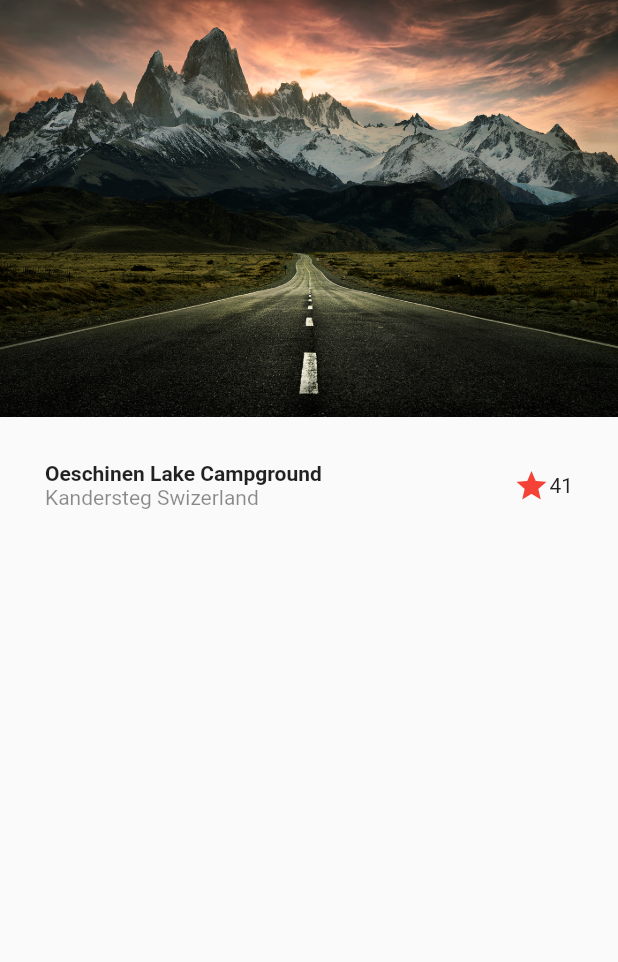
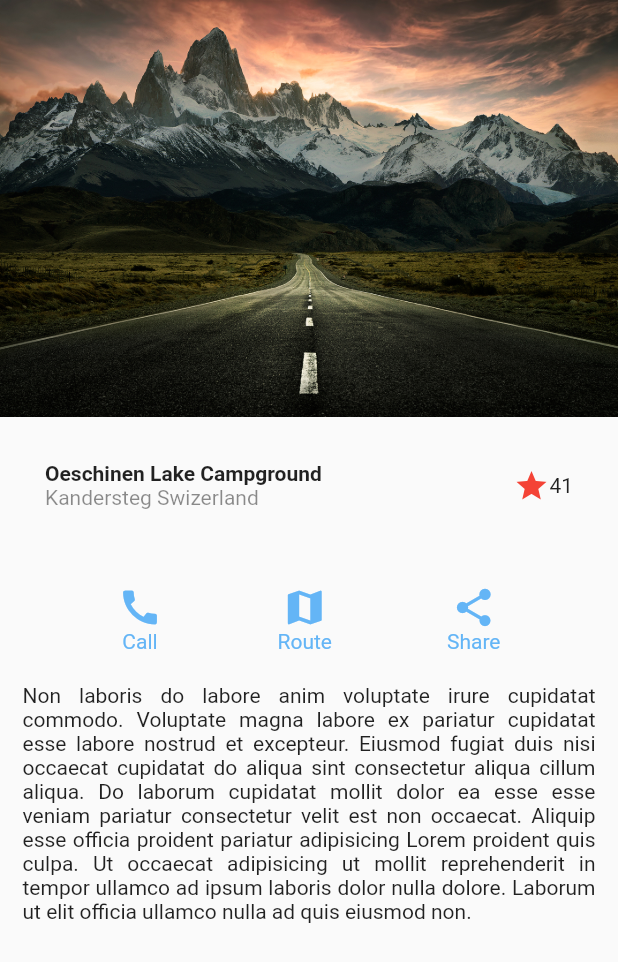
Before and after one commit to RommelOlachea/disenos_flutter, a Flutter app: the screen it shows after launch, on a phone screen of 412 x 824 dp. Shown: the top 962 px of the screen. Run offline on Flutter 3.47's test engine with Material 2 defaults, Android fonts, the phone set to English and light mode, and no system bars.

Commit message:
diseño basico parte 3

```diff
--- a/lib/screens/basic_design.dart
+++ b/lib/screens/basic_design.dart
@@ -7,8 +7,70 @@ class BasicDesignScreen extends StatelessWidget {
   Widget build(BuildContext context) {
     return Scaffold(
         body: Column(
-      children: [Image(image: AssetImage('assets/landscape.jpg')), Tittle()],
+      children: [
+        const Image(image: AssetImage('assets/landscape.jpg')),
+        //Titulo
+        const Tittle(),
+        //Bottom Section
+        const ButtonSection(),
+        //Description
+        Container(
+          margin: const EdgeInsets.symmetric(horizontal: 15),
+          child: const Text(
+              'Non laboris do labore anim voluptate irure cupidatat commodo. Voluptate magna labore ex pariatur cupidatat esse labore nostrud et excepteur. Eiusmod fugiat duis nisi occaecat cupidatat do aliqua sint consectetur aliqua cillum aliqua. Do laborum cupidatat mollit dolor ea esse esse veniam pariatur consectetur velit est non occaecat. Aliquip esse officia proident pariatur adipisicing Lorem proident quis culpa. Ut occaecat adipisicing ut mollit reprehenderit in tempor ullamco ad ipsum laboris dolor nulla dolore. Laborum ut elit officia ullamco nulla ad quis eiusmod non.',
+              textAlign: TextAlign.justify),
+        )
+      ],
     ));
+  }
+}
+
+class ButtonSection extends StatelessWidget {
+  const ButtonSection({
+    Key? key,
+  }) : super(key: key);
+
+  @override
+  Widget build(BuildContext context) {
+    return Container(
+      margin: const EdgeInsets.symmetric(horizontal: 40, vertical: 20),
+      child: Row(
+        mainAxisAlignment: MainAxisAlignment.spaceAround,
+        children: const [
+          CustomButton(icon: Icons.call, texto: 'Call'),
+          CustomButton(icon: Icons.map, texto: 'Route'),
+          CustomButton(icon: Icons.share, texto: 'Share'),
+        ],
+      ),
+    );
+  }
+}
+
+class CustomButton extends StatelessWidget {
+  final IconData icon;
+  final String texto;
+
+  const CustomButton({
+    Key? key,
+    required this.icon,
+    required this.texto,
+  }) : super(key: key);
+
+  @override
+  Widget build(BuildContext context) {
+    return Column(
+      children: [
+        Icon(
+          icon,
+          color: Colors.blue.shade300,
+          size: 30,
+        ),
+        Text(
+          texto,
+          style: TextStyle(color: Colors.blue.shade300),
+        ),
+      ],
+    );
   }
 }
 
```
